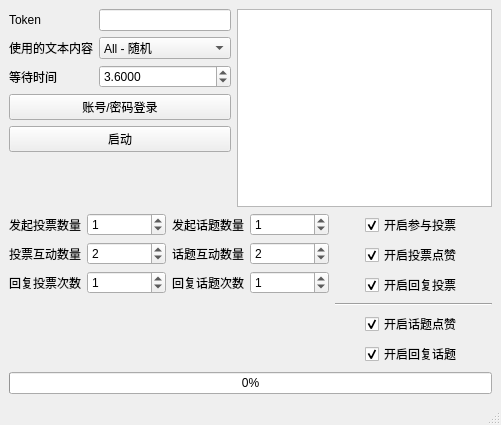
Before: the Qt Designer form ui/main.ui in SMU-CAA/yiban-api, drawn with Qt 5.
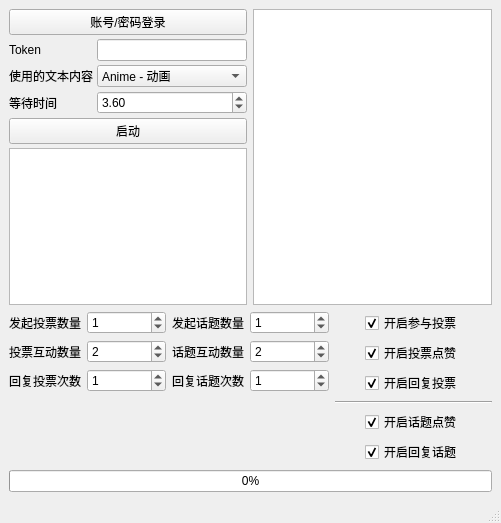
After: the same form once the commit is applied.

The edit to the form file:
```diff
--- a/ui/main.ui
+++ b/ui/main.ui
@@ -7,7 +7,7 @@
     <x>0</x>
     <y>0</y>
     <width>501</width>
-    <height>425</height>
+    <height>523</height>
    </rect>
   </property>
   <property name="minimumSize">
@@ -71,6 +71,9 @@
           <property name="statusTip">
            <string>发起投票数量，如不需要请改为0关闭自动发起投票</string>
           </property>
+          <property name="maximum">
+           <number>9999</number>
+          </property>
           <property name="value">
            <number>1</number>
           </property>
@@ -94,6 +97,9 @@
           <property name="statusTip">
            <string>操作控制投票帖子数量，如不需要请改为0关闭操作控制投票帖子</string>
           </property>
+          <property name="maximum">
+           <number>9999</number>
+          </property>
           <property name="value">
            <number>2</number>
           </property>
@@ -117,6 +123,9 @@
           <property name="statusTip">
            <string>回复投票次数，如不需要请改为0关闭回复投票</string>
           </property>
+          <property name="maximum">
+           <number>9999</number>
+          </property>
           <property name="value">
            <number>1</number>
           </property>
@@ -220,6 +229,9 @@
           <property name="statusTip">
            <string>发起话题数量，如不需要请改为0关闭自动发起话题</string>
           </property>
+          <property name="maximum">
+           <number>9999</number>
+          </property>
           <property name="value">
            <number>1</number>
           </property>
@@ -243,6 +255,9 @@
           <property name="statusTip">
            <string>操作控制话题帖子数量，如不需要请改为0关闭操作控制话题帖子</string>
           </property>
+          <property name="maximum">
+           <number>9999</number>
+          </property>
           <property name="value">
            <number>2</number>
           </property>
@@ -253,6 +268,9 @@
           <property name="statusTip">
            <string>回复话题次数，如不需要请改为0关闭回复话题</string>
           </property>
+          <property name="maximum">
+           <number>9999</number>
+          </property>
           <property name="value">
            <number>1</number>
           </property>
@@ -284,7 +302,13 @@
     </item>
     <item row="0" column="0">
      <layout class="QFormLayout" name="formLayout_4">
-      <item row="0" column="0">
+      <property name="horizontalSpacing">
+       <number>4</number>
+      </property>
+      <property name="verticalSpacing">
+       <number>4</number>
+      </property>
+      <item row="1" column="0">
        <widget class="QLabel" name="tokenLabel">
         <property name="toolTip">
          <string/>
@@ -300,7 +324,7 @@
         </property>
        </widget>
       </item>
-      <item row="0" column="1">
+      <item row="1" column="1">
        <widget class="QLineEdit" name="tokenLineedit">
         <property name="statusTip">
          <string>Token是易班账号密码验证的优秀替代方式，可用于访问易班服务，重新登录将重置Token</string>
@@ -310,7 +334,7 @@
         </property>
        </widget>
       </item>
-      <item row="1" column="0">
+      <item row="2" column="0">
        <widget class="QLabel" name="catLabel">
         <property name="toolTip">
          <string>&lt;html&gt;&lt;head/&gt;&lt;body&gt;&lt;p&gt;可以选择文本内容，使用了 https://hitokoto.cn/ 的服务&lt;/p&gt;&lt;table border=&quot;0&quot;style=&quot; margin-top:0px; margin-bottom:0px; margin-left:0px; margin-right:0px;&quot;cellspacing=&quot;0&quot;cellpadding=&quot;0&quot;&gt;&lt;td rowspan=&quot;9&quot;/&gt;&lt;td colspan=&quot;4&quot;&gt;&lt;p&gt;提交不同的参数代表不同的类别，具体：&lt;/p&gt;&lt;/td&gt;&lt;/tr&gt;&lt;tr&gt;&lt;td&gt;&lt;p&gt;a&lt;/p&gt;&lt;/td&gt;&lt;td colspan=&quot;2&quot;&gt;&lt;p&gt;Anime-动画&lt;/p&gt;&lt;/td&gt;&lt;td/&gt;&lt;/tr&gt;&lt;tr&gt;&lt;td&gt;&lt;p&gt;b&lt;/p&gt;&lt;/td&gt;&lt;td colspan=&quot;2&quot;&gt;&lt;p&gt;Comic–漫画&lt;/p&gt;&lt;/td&gt;&lt;td/&gt;&lt;/tr&gt;&lt;tr&gt;&lt;td&gt;&lt;p&gt;c&lt;/p&gt;&lt;/td&gt;&lt;td colspan=&quot;2&quot;&gt;&lt;p&gt;Game–游戏&lt;/p&gt;&lt;/td&gt;&lt;td/&gt;&lt;/tr&gt;&lt;tr&gt;&lt;td&gt;&lt;p&gt;d&lt;/p&gt;&lt;/td&gt;&lt;td colspan=&quot;2&quot;&gt;&lt;p&gt;Novel–小说&lt;/p&gt;&lt;/td&gt;&lt;td/&gt;&lt;/tr&gt;&lt;tr&gt;&lt;td&gt;&lt;p&gt;e&lt;/p&gt;&lt;/td&gt;&lt;td colspan=&quot;2&quot;&gt;&lt;p&gt;Myself–原创&lt;/p&gt;&lt;/td&gt;&lt;td/&gt;&lt;/tr&gt;&lt;tr&gt;&lt;td&gt;&lt;p&gt;f&lt;/p&gt;&lt;/td&gt;&lt;td colspan=&quot;2&quot;&gt;&lt;p&gt;Internet–来自网络&lt;/p&gt;&lt;/td&gt;&lt;td/&gt;&lt;/tr&gt;&lt;tr&gt;&lt;td&gt;&lt;p&gt;g&lt;/p&gt;&lt;/td&gt;&lt;td colspan=&quot;2&quot;&gt;&lt;p&gt;Other–其他&lt;/p&gt;&lt;/td&gt;&lt;td/&gt;&lt;/tr&gt;&lt;tr&gt;&lt;td&gt;&lt;p&gt;其他不存在参数&lt;/p&gt;&lt;/td&gt;&lt;td colspan=&quot;2&quot;&gt;&lt;p&gt;任意类型随机取得&lt;/p&gt;&lt;/td&gt;&lt;td/&gt;&lt;/tr&gt;&lt;/table&gt;&lt;/body&gt;&lt;/html&gt;</string>
@@ -326,16 +350,16 @@
         </property>
        </widget>
       </item>
-      <item row="1" column="1">
+      <item row="2" column="1">
        <widget class="QComboBox" name="comboBox">
         <property name="statusTip">
          <string>可以选择文本内容，使用了 https://hitokoto.cn/ 的服务</string>
         </property>
         <property name="currentText">
-         <string>All - 随机</string>
+         <string>Anime - 动画</string>
         </property>
         <property name="currentIndex">
-         <number>7</number>
+         <number>0</number>
         </property>
         <item>
          <property name="text">
@@ -379,7 +403,7 @@
         </item>
        </widget>
       </item>
-      <item row="2" column="0">
+      <item row="3" column="0">
        <widget class="QLabel" name="waitLabel">
         <property name="toolTip">
          <string/>
@@ -392,16 +416,19 @@
         </property>
        </widget>
       </item>
-      <item row="2" column="1">
+      <item row="3" column="1">
        <widget class="QDoubleSpinBox" name="doubleSpinBox">
         <property name="statusTip">
          <string>每个操作之间的间隔，填入浮点数</string>
         </property>
         <property name="decimals">
-         <number>4</number>
+         <number>2</number>
         </property>
         <property name="minimum">
-         <double>1.000000000000000</double>
+         <double>0.100000000000000</double>
+        </property>
+        <property name="maximum">
+         <double>9999.989999999999782</double>
         </property>
         <property name="singleStep">
          <double>0.200000000000000</double>
@@ -411,6 +438,13 @@
         </property>
        </widget>
       </item>
+      <item row="0" column="0" colspan="2">
+       <widget class="QPushButton" name="loginButton">
+        <property name="text">
+         <string>账号/密码登录</string>
+        </property>
+       </widget>
+      </item>
       <item row="4" column="0" colspan="2">
        <widget class="QPushButton" name="lauchButton">
         <property name="text">
@@ -418,10 +452,13 @@
         </property>
        </widget>
       </item>
-      <item row="3" column="0" colspan="2">
-       <widget class="QPushButton" name="loginButton">
-        <property name="text">
-         <string>账号/密码登录</string>
+      <item row="5" column="0" colspan="2">
+       <widget class="QPlainTextEdit" name="NotePad">
+        <property name="sizePolicy">
+         <sizepolicy hsizetype="Expanding" vsizetype="MinimumExpanding">
+          <horstretch>0</horstretch>
+          <verstretch>0</verstretch>
+         </sizepolicy>
         </property>
        </widget>
       </item>
```
Left out of the diff: 7 changed lines with no effect on the pictures.
